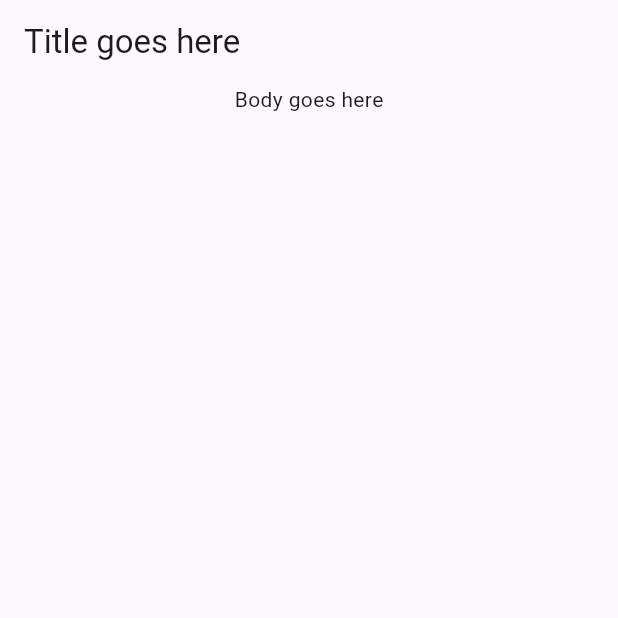
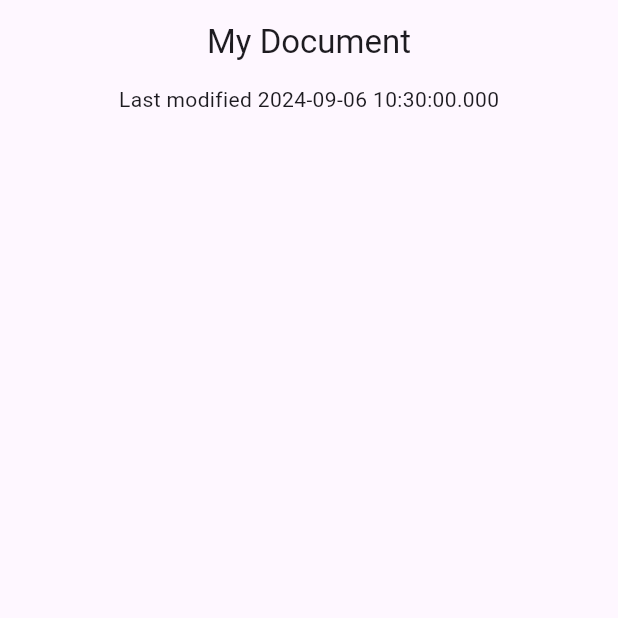
Before and after one commit to Vg34100/Flutter-Patterns, a Flutter app: the screen it shows after launch, on a phone screen of 412 x 824 dp, the top half of it. Run offline on Flutter 3.47's test engine with Material 3 defaults, Android fonts, the phone set to English and light mode, and no system bars.

Commit message:
create and return records

```diff
--- a/lib/data.dart
+++ b/lib/data.dart
@@ -4,6 +4,14 @@ import 'dart:convert';
 class Document {
   final Map<String, Object?> _json;
   Document() : _json = jsonDecode(documentJson);
+
+  (String, {DateTime modified}) get metadata { // The return type is a record with two fields
+    const title = 'My Document';
+    final now = DateTime.now();
+
+    return (title, modified: now); // The return statement constructs a new record by enclosing the two values in parenthesis
+  }
+
 }
 
 // Mocking incoming JSON data with a multi-line string
--- a/lib/main.dart
+++ b/lib/main.dart
@@ -32,14 +32,20 @@ class DocumentScreen extends StatelessWidget {
 
   @override
   Widget build(BuildContext context) {
+    // Light and easy way to return multiple values from a single function call
+    final metadataRecord = document.metadata; // Returns a record
+
     return Scaffold(
       appBar: AppBar(
-        title: const Text('Title goes here'),
+        title: Center(
+          child: Text(metadataRecord.$1)),
       ),
-      body: const Column(
+      body: Column(
         children: [
           Center(
-            child: Text('Body goes here'),
+            child: Text(
+              'Last modified ${metadataRecord.modified}',  // And this one.
+            ),
           ),
         ],
       ),
```
